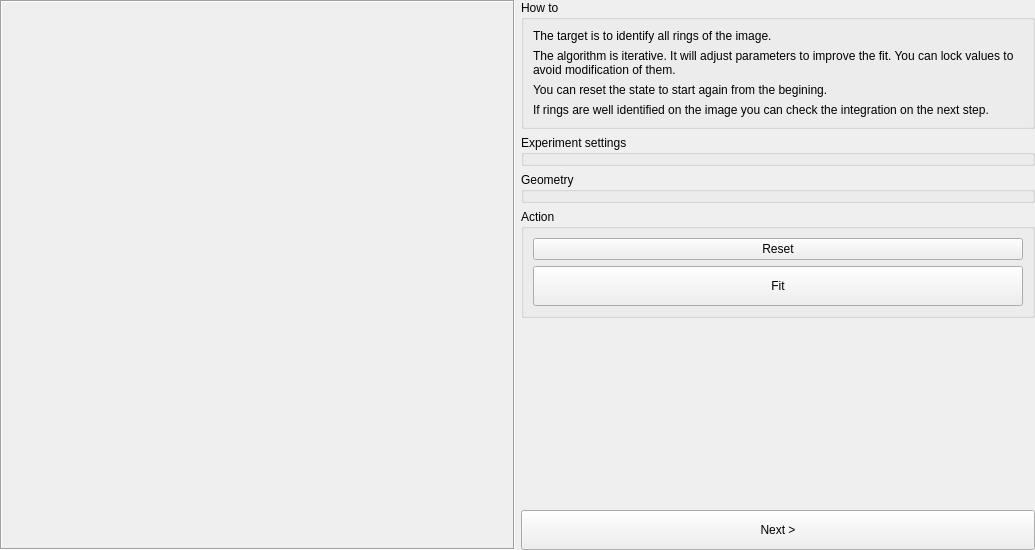
First picture: the form in pyFAI/resources/gui/calibration-geometry.ui, repository silx-kit/pyFAI, before the edit.
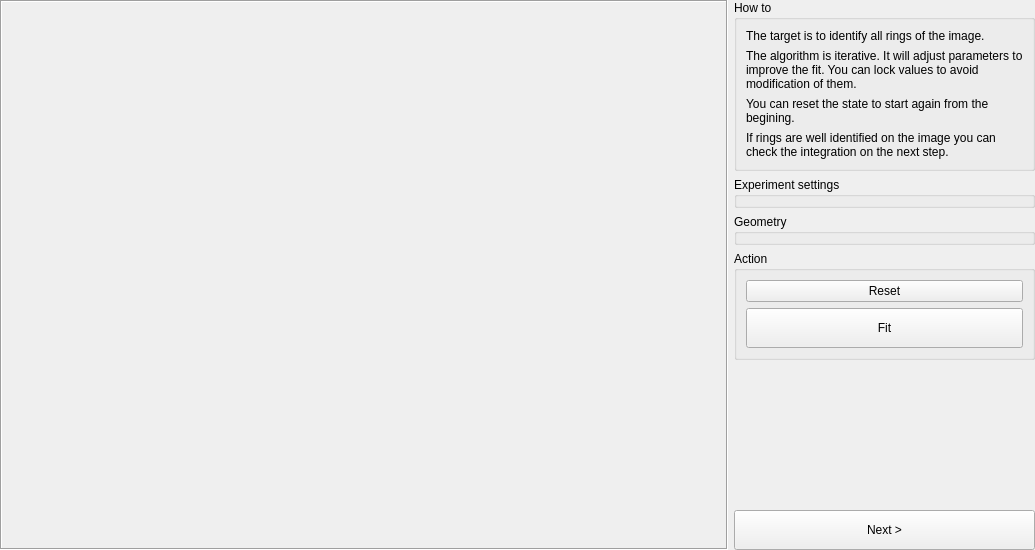
Second picture: the form after the edit. Custom widgets are drawn as their Qt base class.

Diff of the .ui file:
```diff
--- a/pyFAI/resources/gui/calibration-geometry.ui
+++ b/pyFAI/resources/gui/calibration-geometry.ui
@@ -13,7 +13,7 @@
   <property name="windowTitle">
    <string>Geometry fitting</string>
   </property>
-  <layout class="QHBoxLayout" name="horizontalLayout" stretch="0,0">
+  <layout class="QHBoxLayout" name="horizontalLayout" stretch="1,0">
    <property name="margin">
     <number>0</number>
    </property>
```
